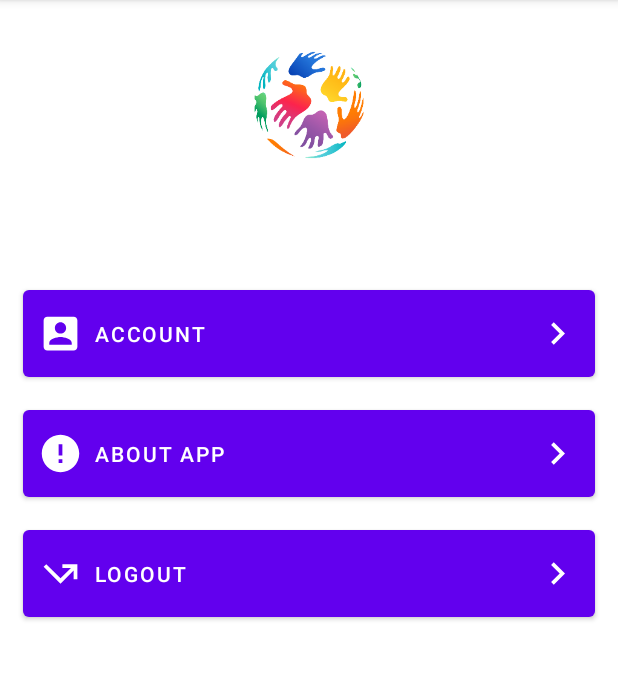
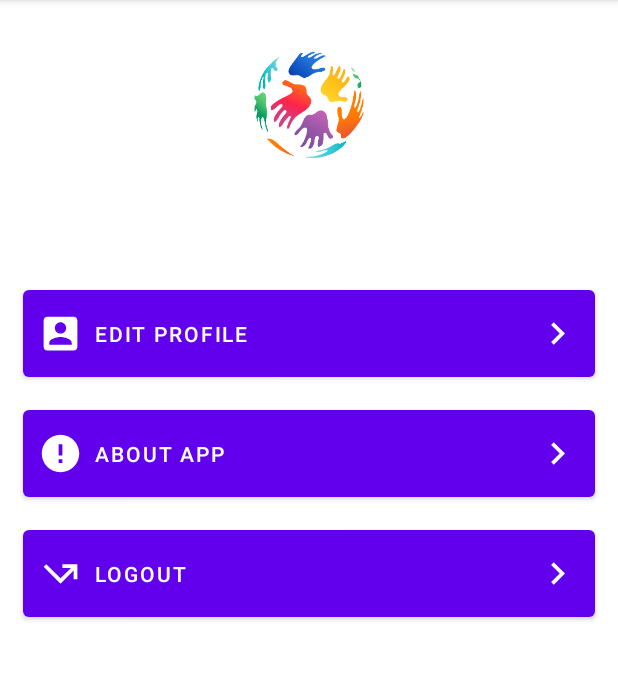
Before and after one commit to Julius-745/ConnectSocial, an Android app: the fragment SettingsFragment placed in its activity, on a phone screen of 412 x 824 dp, the part 84-761 px from its top. Run offline under Robolectric (Android 15) with nearby library versions, the phone set to English and light mode, and no system bars; our stand-ins replace navigation-ui; network calls fail.

Commit message:
edit sedikit

```diff
--- a/app/src/main/java/com/julius745/connect/view/AccountActivity.java
+++ b/app/src/main/java/com/julius745/connect/view/AccountActivity.java
@@ -52,14 +52,14 @@ public class AccountActivity extends AppCompatActivity {
             startActivity(intent);
         });
 
-        // load data user yang login dari server
+        // load data user yang login dari server untuk mengambil nama pada profil
         Call<Map> obj = BackendService.service.userGet();
 
         obj.enqueue(new Callback<Map>() {
             @Override
             public void onResponse(Call<Map> call, Response<Map> response) {
                 if (response.isSuccessful()) {
-                    userData = response.body();
+                    userData = response.body(); //data disimpan terlebih dahulu untuk baris 49
                     name.setText(userData.get("name").toString());
                 } else {
                     Toast.makeText(AccountActivity.this, response.raw().body().toString(), Toast.LENGTH_LONG).show();
--- a/app/src/main/res/layout/fragment_settings.xml
+++ b/app/src/main/res/layout/fragment_settings.xml
@@ -5,7 +5,6 @@
     android:layout_width="match_parent"
     android:layout_height="match_parent"
     tools:context=".fragment.SettingsFragment">
-
 
     <LinearLayout
         android:id="@+id/linearLayout2"
@@ -55,7 +54,7 @@
             android:drawableRight="@drawable/ic_next"
             android:drawablePadding="10dp"
             android:padding="10dp"
-            android:text="@string/account"
+            android:text="Edit Profile"
             android:textAlignment="viewStart"
             android:textColor="@color/white" />
 
```
Also changed, not shown: app/src/main/java/com/julius745/connect/view/EditProfileActivity.java (+5 -2 lines).
